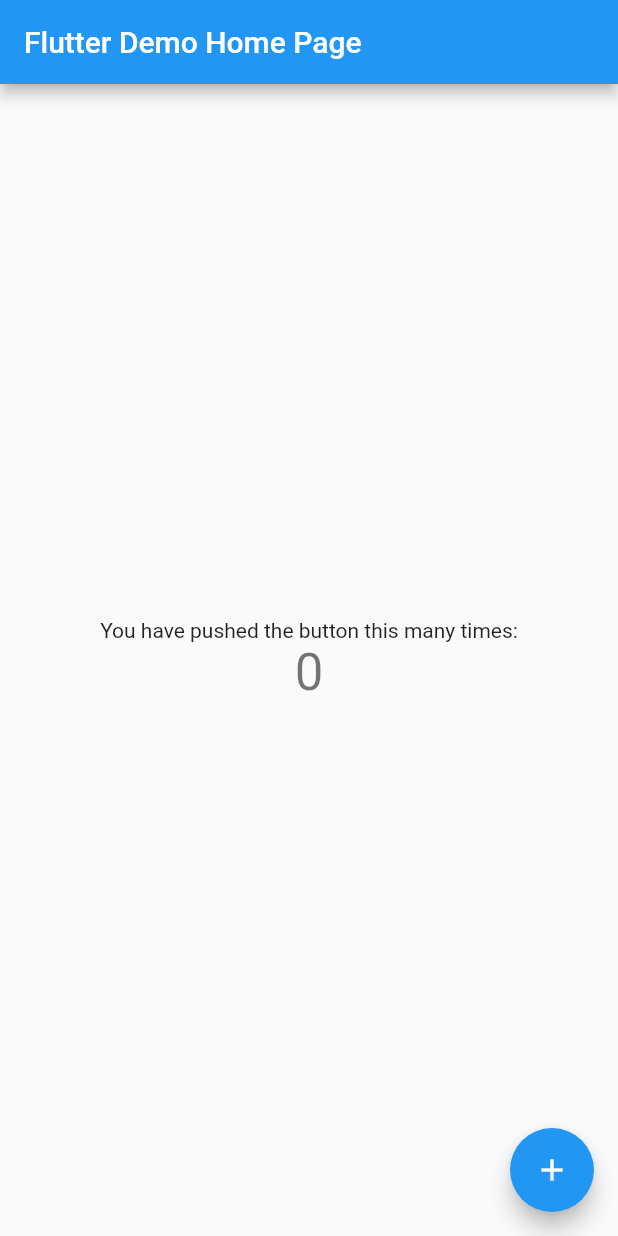
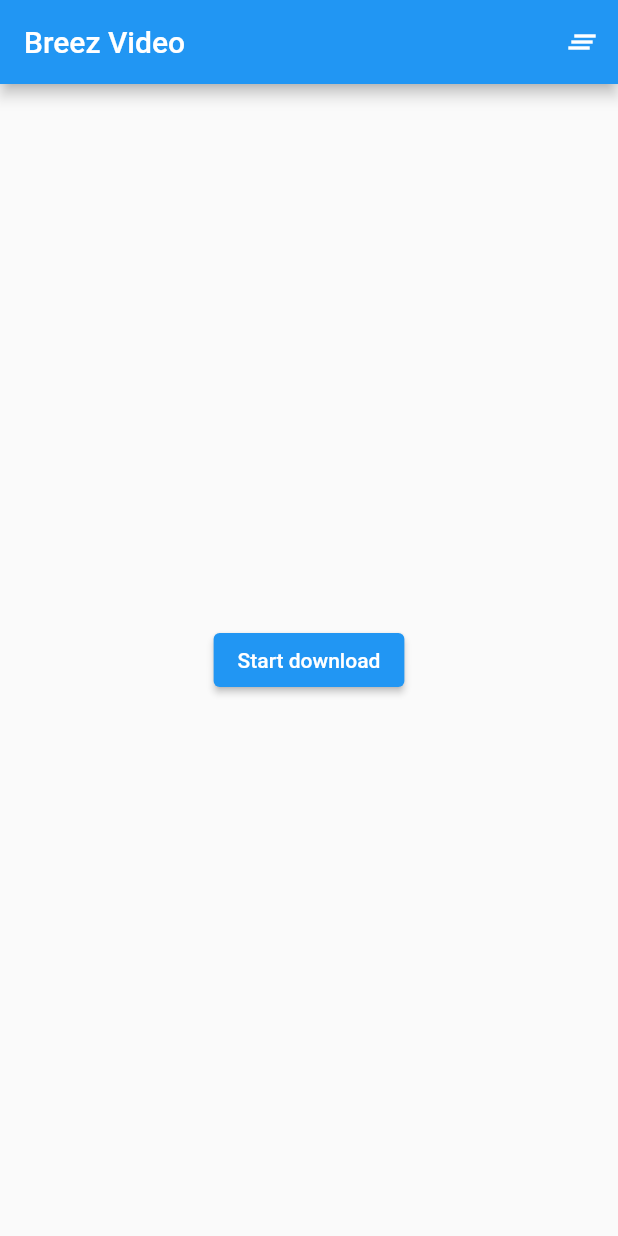
Before and after one commit to ademar111190/breez-video-study, a Flutter app: the screen it shows after launch, on a phone screen of 412 x 824 dp. Run offline on Flutter 3.47's test engine with Material 2 defaults, Android fonts, the phone set to English and light mode, and no system bars; missing offline and left inert: flutter_downloader.

```diff
--- /dev/null
+++ b/lib/consts.dart
@@ -0,0 +1 @@
+const URL = 'https://noagendatube.us-east-1.linodeobjects.com/videos/0d26b52c-4c93-4030-a4d8-809d896c45ee-1080.mp4';
--- /dev/null
+++ b/lib/home.dart
@@ -0,0 +1,163 @@
+import 'dart:io';
+
+import 'package:breezvideo/consts.dart';
+import 'package:flutter/material.dart';
+import 'package:flutter_downloader/flutter_downloader.dart';
+import 'package:path/path.dart';
+import 'package:path_provider/path_provider.dart';
+
+class HomePage extends StatefulWidget {
+  HomePage({Key? key}) : super(key: key);
+
+  @override
+  _HomePageState createState() => _HomePageState();
+}
+
+class _HomePageState extends State<HomePage> {
+  var _moment = Moment.INITIAL;
+  var _errorMsg = "";
+  var _downloadMsg = "";
+
+  @override
+  Widget build(BuildContext context) {
+    return Scaffold(
+      appBar: AppBar(
+        title: Text('Breez Video'),
+        actions: [
+          IconButton(
+            icon: const Icon(Icons.clear_all),
+            tooltip: 'Clear',
+            onPressed: () {
+              _setMoment(Moment.INITIAL);
+            },
+          ),
+        ],
+      ),
+      body: _body(),
+    );
+  }
+
+  Widget _body() {
+    switch (_moment) {
+      case Moment.INITIAL:
+        return _bodyInitial();
+      case Moment.DOWNLOADING:
+        return _bodyDownloading();
+      case Moment.ERROR:
+        return _bodyError();
+    }
+  }
+
+  Widget _bodyInitial() {
+    return Column(
+      mainAxisAlignment: MainAxisAlignment.center,
+      children: [
+        Center(
+          child: ElevatedButton(
+            child: Text('Start download'),
+            onPressed: () {
+              _download();
+            },
+          ),
+        ),
+      ],
+    );
+  }
+
+  Widget _bodyDownloading() {
+    return Column(
+      mainAxisAlignment: MainAxisAlignment.center,
+      children: [
+        Center(
+          child: Text(_downloadMsg),
+        ),
+      ],
+    );
+  }
+
+  Widget _bodyError() {
+    return Padding(
+      padding: const EdgeInsets.all(16.0),
+      child: Column(
+        mainAxisAlignment: MainAxisAlignment.center,
+        children: [
+          Center(
+            child: Text('Error: $_errorMsg.'),
+          ),
+        ],
+      ),
+    );
+  }
+
+  void _setMoment(Moment newMoment) {
+    setState(() {
+      if (mounted) {
+        _moment = newMoment;
+      }
+    });
+  }
+
+  void _download() async {
+    _downloadMsg = 'Downloading…';
+    _setMoment(Moment.DOWNLOADING);
+
+    try {
+      final taskId = await FlutterDownloader.enqueue(
+        url: URL,
+        savedDir: await _getStorageDirectory(),
+        showNotification: true,
+        openFileFromNotification: true,
+      );
+    } catch (e) {
+      _errorMsg = e.toString();
+      _setMoment(Moment.ERROR);
+    }
+    FlutterDownloader.registerCallback(_downloadCallback);
+  }
+
+  void _downloadCallback(String id, DownloadTaskStatus status, int progress) {
+    switch (status.value) {
+      case 1: // enqueued
+        _downloadMsg = 'Download requested';
+        _setMoment(Moment.DOWNLOADING);
+        break;
+      case 2: // running
+        _downloadMsg = 'Downloading $progress%';
+        _setMoment(Moment.DOWNLOADING);
+        break;
+      case 3: // complete
+        _downloadMsg = 'Download completed';
+        _setMoment(Moment.DOWNLOADING);
+        break;
+      case 4: // failed
+        _downloadMsg = 'Download failed';
+        _setMoment(Moment.DOWNLOADING);
+        break;
+      case 5: // canceled
+        _downloadMsg = 'Download canceled';
+        _setMoment(Moment.DOWNLOADING);
+        break;
+      case 6: // paused
+        _downloadMsg = 'Download pause';
+        _setMoment(Moment.DOWNLOADING);
+        break;
+      default:
+        _downloadMsg = 'Downloading ???';
+        _setMoment(Moment.DOWNLOADING);
+        break;
+    }
+  }
+
+  Future<String> _getStorageDirectory() async {
+    Directory directory = await getApplicationDocumentsDirectory();
+    final path = join(directory.path, 'BreezVideo');
+    await Directory(path).create(recursive: true);
+    return path;
+  }
+}
+
+enum Moment {
+  INITIAL,
+  DOWNLOADING,
+  ERROR,
+}
--- a/lib/main.dart
+++ b/lib/main.dart
@@ -1,113 +1,22 @@
+import 'package:breezvideo/home.dart';
 import 'package:flutter/material.dart';
+import 'package:flutter_downloader/flutter_downloader.dart';
 
-void main() {
+void main() async {
+  WidgetsFlutterBinding.ensureInitialized();
+  await FlutterDownloader.initialize(debug: true);
   runApp(MyApp());
 }
 
 class MyApp extends StatelessWidget {
-  // This widget is the root of your application.
   @override
   Widget build(BuildContext context) {
     return MaterialApp(
-      title: 'Flutter Demo',
+      title: 'Breez Video',
       theme: ThemeData(
-        // This is the theme of your application.
-        //
-        // Try running your application with "flutter run". You'll see the
-        // application has a blue toolbar. Then, without quitting the app, try
-        // changing the primarySwatch below to Colors.green and then invoke
-        // "hot reload" (press "r" in the console where you ran "flutter run",
-        // or simply save your changes to "hot reload" in a Flutter IDE).
-        // Notice that the counter didn't reset back to zero; the application
-        // is not restarted.
         primarySwatch: Colors.blue,
       ),
-      home: MyHomePage(title: 'Flutter Demo Home Page'),
+      home: HomePage(),
     );
   }
 }
-
-class MyHomePage extends StatefulWidget {
-  MyHomePage({Key? key, required this.title}) : super(key: key);
-
-  // This widget is the home page of your application. It is stateful, meaning
-  // that it has a State object (defined below) that contains fields that affect
-  // how it looks.
-
-  // This class is the configuration for the state. It holds the values (in this
-  // case the title) provided by the parent (in this case the App widget) and
-  // used by the build method of the State. Fields in a Widget subclass are
-  // always marked "final".
-
-  final String title;
-
-  @override
-  _MyHomePageState createState() => _MyHomePageState();
-}
-
-class _MyHomePageState extends State<MyHomePage> {
-  int _counter = 0;
-
-  void _incrementCounter() {
-    setState(() {
-      // This call to setState tells the Flutter framework that something has
-      // changed in this State, which causes it to rerun the build method below
-      // so that the display can reflect the updated values. If we changed
-      // _counter without calling setState(), then the build method would not be
-      // called again, and so nothing would appear to happen.
-      _counter++;
-    });
-  }
-
-  @override
-  Widget build(BuildContext context) {
-    // This method is rerun every time setState is called, for instance as done
-    // by the _incrementCounter method above.
-    //
-    // The Flutter framework has been optimized to make rerunning build methods
-    // fast, so that you can just rebuild anything that needs updating rather
-    // than having to individually change instances of widgets.
-    return Scaffold(
-      appBar: AppBar(
-        // Here we take the value from the MyHomePage object that was created by
-        // the App.build method, and use it to set our appbar title.
-        title: Text(widget.title),
-      ),
-      body: Center(
-        // Center is a layout widget. It takes a single child and positions it
-        // in the middle of the parent.
-        child: Column(
-          // Column is also a layout widget. It takes a list of children and
-          // arranges them vertically. By default, it sizes itself to fit its
-          // children horizontally, and tries to be as tall as its parent.
-          //
-          // Invoke "debug painting" (press "p" in the console, choose the
-          // "Toggle Debug Paint" action from the Flutter Inspector in Android
-          // Studio, or the "Toggle Debug Paint" command in Visual Studio Code)
-          // to see the wireframe for each widget.
-          //
-          // Column has various properties to control how it sizes itself and
-          // how it positions its children. Here we use mainAxisAlignment to
-          // center the children vertically; the main axis here is the vertical
-          // axis because Columns are vertical (the cross axis would be
-          // horizontal).
-          mainAxisAlignment: MainAxisAlignment.center,
-          children: <Widget>[
-            Text(
-              'You have pushed the button this many times:',
-            ),
-            Text(
-              '$_counter',
-              style: Theme.of(context).textTheme.headline4,
-            ),
-          ],
-        ),
-      ),
-      floatingActionButton: FloatingActionButton(
-        onPressed: _incrementCounter,
-        tooltip: 'Increment',
-        child: Icon(Icons.add),
-      ), // This trailing comma makes auto-formatting nicer for build methods.
-    );
-  }
-}
```
Also changed, not shown: pubspec.yaml (+6 -59 lines), 5 other files.
